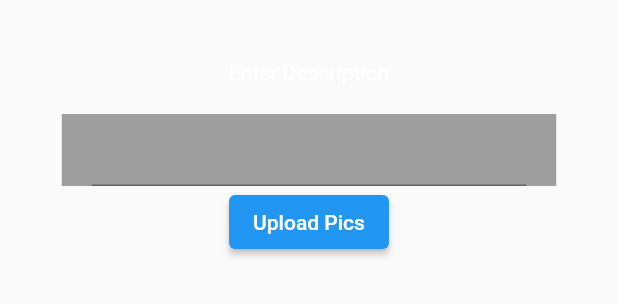
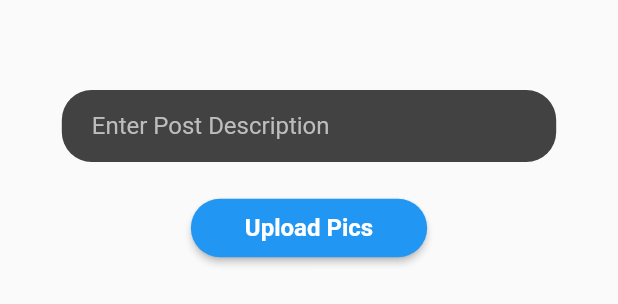
Before and after one commit to lakshya1goel/Instagram-Clone, a Flutter app: the CropResultView widget shown alone on an empty page, opened directly with empty values, on a phone screen of 412 x 824 dp. Shown: the top 304 px of the screen. Run offline on Flutter 3.47's test engine with Material 2 defaults, Android fonts, the phone set to English and light mode, and no system bars; our stand-ins replace card_swiper, chewie, cloud_firestore, firebase_auth, firebase_core, firebase_storage and 3 more; missing offline and left inert: insta_assets_picker, insta_like_button, pinch_zoom_release_unzoom, story; accounts and stored records are empty; network calls fail.

Commit message:
improved some ui of image uploading screen

```diff
--- a/lib/Pages/home/UploadPosts/crop_result_view.dart
+++ b/lib/Pages/home/UploadPosts/crop_result_view.dart
@@ -14,8 +14,8 @@ class CropResultView extends StatefulWidget {
     super.key,
     required this.selectedAssets,
     required this.croppedFiles,
-    this.heightFiles = 300.0,
-    this.heightAssets = 120.0,
+    this.heightFiles = 200,
+    this.heightAssets = 200,
     required this.user
   });
 
@@ -24,17 +24,21 @@ class CropResultView extends StatefulWidget {
 }
 
 class _CropResultViewState extends State<CropResultView> {
+  double height = 150;
   TextEditingController descriptionController = TextEditingController();
   Widget _buildCroppedImagesListView(BuildContext context) {
     print(widget.croppedFiles);
     print("lo kar lo baat!!!!!!!!!!!!!!!!!!!!!!!!!!!!!!!!!!!!!!!");
+    int length =widget.croppedFiles.length;
     return ListView.builder(
       physics: const BouncingScrollPhysics(),
       padding: const EdgeInsets.symmetric(horizontal: 8.0),
       scrollDirection: Axis.horizontal,
-      itemCount: widget.croppedFiles.length,
+      itemCount: length,
       itemBuilder: (BuildContext _, int index) {
-        return Padding(
+        return Stack(
+          children: [
+            Padding(
               padding: const EdgeInsets.symmetric(
                 horizontal: 8.0,
                 vertical: 16.0,
@@ -45,6 +49,33 @@ class _CropResultViewState extends State<CropResultView> {
                 ),
                 child: Image.file(widget.croppedFiles[index]),
               ),
+            ),
+            Positioned(
+              left: 150,
+              top: 15,
+              child: Container(
+                height: 30,
+                width: 30,
+                decoration: BoxDecoration(
+                  borderRadius: BorderRadius.circular(50),
+                  color: Colors.black
+                ),
+                child: IconButton(
+                  icon: Icon(Icons.close,color: Colors.white,size: 15,),
+                  onPressed: (){
+                    setState(() {
+                      widget.croppedFiles.removeAt(index);
+                      length-=1;
+                      if(length ==0){
+                        Navigator.pop(context);
+                      }
+                    });
+
+                  },
+                ),
+              ),
+            )
+          ],
         );
       },
     );
@@ -52,7 +83,11 @@ class _CropResultViewState extends State<CropResultView> {
 
   @override
   Widget build(BuildContext context) {
-    return Column(
+    return GestureDetector(
+      onTap: (){
+        FocusScope.of(context).unfocus();
+      },
+      child: Column(
         children: [
           AnimatedContainer(
             duration: const Duration(milliseconds: 500),
@@ -60,21 +95,48 @@ class _CropResultViewState extends State<CropResultView> {
             height: widget.croppedFiles.isNotEmpty ? widget.heightFiles : 40.0,
             child: _buildCroppedImagesListView(context),
           ),
-        const Text('Enter Description',style: TextStyle(color: Colors.white),),
           const SizedBox(height: 20),
-        Container(
-          width: MediaQuery.of(context).size.width*0.8,
-          color: Colors.grey,
+          SingleChildScrollView(
+            child: Container(
+              decoration: BoxDecoration(
+                borderRadius: BorderRadius.circular(20),
+                color: Colors.grey.shade800,
+              ),
+              width: MediaQuery.of(context).size.width * 0.8,
               padding: const EdgeInsets.fromLTRB(20, 0, 20, 0),
-          child: TextField(
+              child: TextFormField(
+                keyboardType: TextInputType.multiline,
+                style: TextStyle(color: Colors.white), // Text color
+                decoration: InputDecoration(
+                  hintText: "Enter Post Description",
+                  hintStyle: TextStyle(color: Colors.grey.shade400), // Hint text color
+                  border: InputBorder.none, // Remove default border
+                ),
                 controller: descriptionController,
               ),
             ),
-        ElevatedButton(onPressed: (){
-          UploadPost(posts: widget.croppedFiles,user: widget.user,description: descriptionController.text).uploadPost(context);
+          ),
+          SizedBox(height: 20),
+          ElevatedButton(
+            onPressed: () {
+              UploadPost(user: widget.user,description: descriptionController.text, posts: widget.croppedFiles).uploadPost(context);
             },
-            child: const Text("Upload Pics"))
+            style: ElevatedButton.styleFrom(
+              backgroundColor: Colors.blue, // Button color
+              shape: RoundedRectangleBorder(
+                borderRadius: BorderRadius.circular(20),
+              ),
+            ),
+            child: Padding(
+              padding: const EdgeInsets.symmetric(horizontal: 20, vertical: 10),
+              child: Text(
+                "Upload Pics",
+                style: TextStyle(fontSize: 16, fontWeight: FontWeight.bold),
+              ),
+            ),
+          ),
         ],
+      ),
     );
   }
 }
--- a/lib/Pages/home/wrapper.dart
+++ b/lib/Pages/home/wrapper.dart
@@ -64,7 +64,8 @@ class _WrapperState extends State<Wrapper> {
   void _onItemTapped(int index) async {
     if(index == 2){
       callRestorablePicker().then((value) => {
-        Navigator.push(context, MaterialPageRoute(builder: (context)=>PickerScreen(selectedAssets: selectedAssets, fileStream: fileStream,user: widget.userModel,)))
+        selectedAssets.isNotEmpty?
+        Navigator.push(context, MaterialPageRoute(builder: (context)=>PickerScreen(selectedAssets: selectedAssets, fileStream: fileStream,user: widget.userModel))):index = 1
       });
       return;
     }
```
Also changed, not shown: lib/Pages/home/UploadPosts/upload_to_firebase_and_retrive.dart (+80 -9 lines), lib/Pages/home/homepage.dart (+9 -3 lines). Lines whose indentation alone changed are shown as unchanged.
